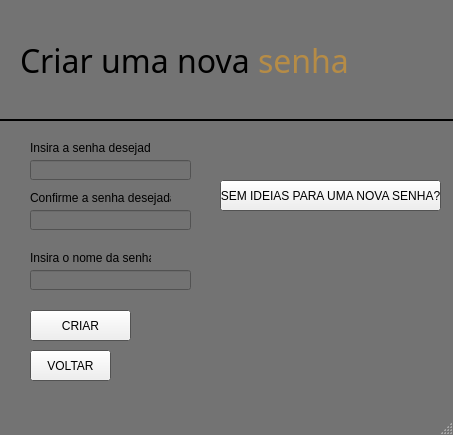
Old version of the form bin/interface/local_interface/utils/telas/ui_files/createPassword_window.ui in the repository DaviHeinrichs/Projeto-GerenciadordeSenhas.
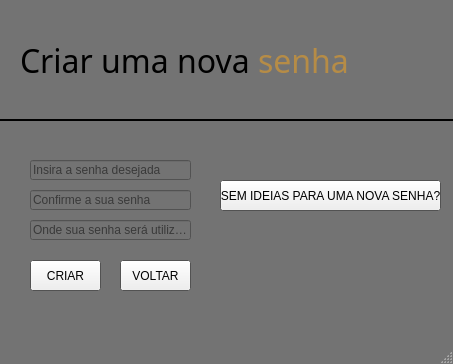
New version of the form. Icons and pictures are not drawn.

Commit message: Update de Telas Senhas

Patch:
```diff
--- a/bin/interface/local_interface/utils/telas/ui_files/createPassword_window.ui
+++ b/bin/interface/local_interface/utils/telas/ui_files/createPassword_window.ui
@@ -7,7 +7,7 @@
     <x>0</x>
     <y>0</y>
     <width>453</width>
-    <height>435</height>
+    <height>364</height>
    </rect>
   </property>
   <property name="palette">
@@ -225,8 +225,8 @@
     <property name="geometry">
      <rect>
       <x>30</x>
-      <y>310</y>
-      <width>101</width>
+      <y>260</y>
+      <width>71</width>
       <height>31</height>
      </rect>
     </property>
@@ -665,9 +665,9 @@
    <widget class="QPushButton" name="exit">
     <property name="geometry">
      <rect>
-      <x>30</x>
-      <y>350</y>
-      <width>81</width>
+      <x>120</x>
+      <y>260</y>
+      <width>71</width>
       <height>31</height>
      </rect>
     </property>
@@ -690,38 +690,15 @@
     <property name="alignment">
      <set>Qt::AlignLeading|Qt::AlignLeft|Qt::AlignVCenter</set>
     </property>
-   </widget>
-   <widget class="QLabel" name="InsiraASenha">
-    <property name="geometry">
-     <rect>
-      <x>30</x>
-      <y>140</y>
-      <width>121</width>
-      <height>16</height>
-     </rect>
-    </property>
-    <property name="text">
+    <property name="placeholderText">
      <string>Insira a senha desejada</string>
     </property>
    </widget>
-   <widget class="QLabel" name="InsiraNameSenha">
-    <property name="geometry">
-     <rect>
-      <x>30</x>
-      <y>250</y>
-      <width>121</width>
-      <height>16</height>
-     </rect>
-    </property>
-    <property name="text">
-     <string>Insira o nome da senha</string>
-    </property>
-   </widget>
    <widget class="QLineEdit" name="nomeSenhaInput">
     <property name="geometry">
      <rect>
       <x>30</x>
-      <y>270</y>
+      <y>220</y>
       <width>161</width>
       <height>20</height>
      </rect>
@@ -732,6 +709,9 @@
     <property name="alignment">
      <set>Qt::AlignLeading|Qt::AlignLeft|Qt::AlignVCenter</set>
     </property>
+    <property name="placeholderText">
+     <string>Onde sua senha será utilizada?</string>
+    </property>
    </widget>
    <widget class="QPushButton" name="generateNewPasswordBtn">
     <property name="geometry">
@@ -746,24 +726,11 @@
      <string>SEM IDEIAS PARA UMA NOVA SENHA?</string>
     </property>
    </widget>
-   <widget class="QLabel" name="ConfirmeASenha">
-    <property name="geometry">
-     <rect>
-      <x>30</x>
-      <y>190</y>
-      <width>141</width>
-      <height>16</height>
-     </rect>
-    </property>
-    <property name="text">
-     <string>Confirme a senha desejada</string>
-    </property>
-   </widget>
    <widget class="QLineEdit" name="ConfirmaSenhaInput">
     <property name="geometry">
      <rect>
       <x>30</x>
-      <y>210</y>
+      <y>190</y>
       <width>161</width>
       <height>20</height>
      </rect>
@@ -774,6 +741,9 @@
     <property name="alignment">
      <set>Qt::AlignLeading|Qt::AlignLeft|Qt::AlignVCenter</set>
     </property>
+    <property name="placeholderText">
+     <string>Confirme a sua senha</string>
+    </property>
    </widget>
   </widget>
   <widget class="QStatusBar" name="statusbar"/>
```
The commit also changes 28 other files.
